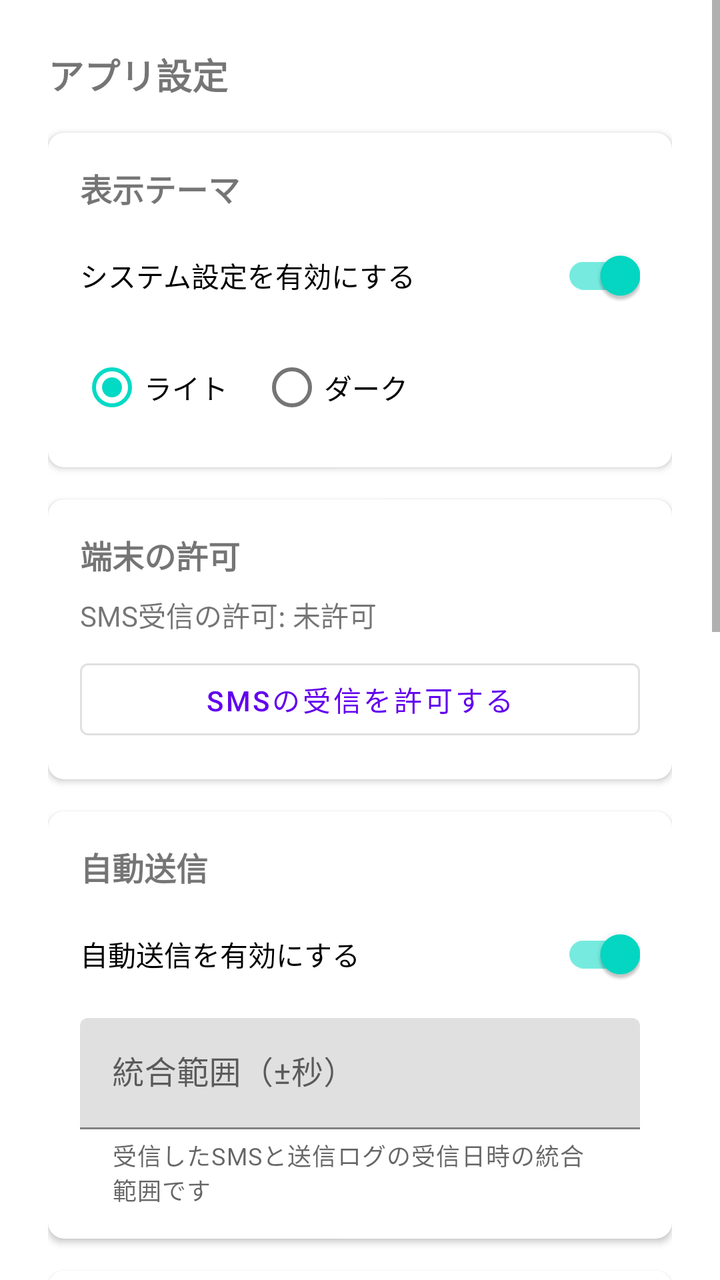
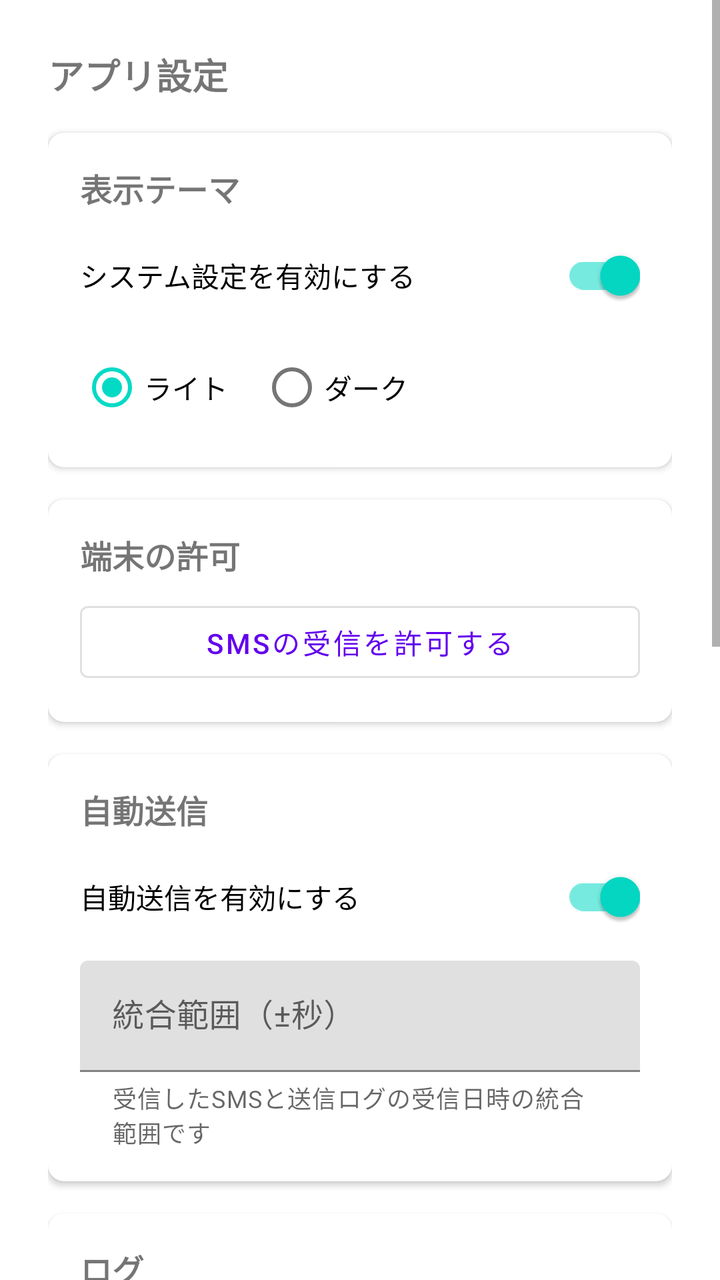

Two renders of the same Android screen: before a commit and after it. Below are the layout's source before the change and the commit's diff.
<!-- AndroidManifest.xml: application theme Theme.SmsToKintone -->
<!-- res/layout/activity_app_settings.xml -->
<?xml version="1.0" encoding="utf-8"?>
<ScrollView xmlns:android="http://schemas.android.com/apk/res/android"
    xmlns:app="http://schemas.android.com/apk/res-auto"
    android:layout_width="match_parent"
    android:layout_height="match_parent">

    <LinearLayout
        android:layout_width="match_parent"
        android:layout_height="wrap_content"
        android:orientation="vertical"
        android:padding="24dp">

        <TextView
            android:layout_width="wrap_content"
            android:layout_height="wrap_content"
            android:text="@string/app_settings_title"
            android:textSize="18sp"
            android:textStyle="bold" />

        <com.google.android.material.card.MaterialCardView
            android:layout_width="match_parent"
            android:layout_height="wrap_content"
            android:layout_marginTop="16dp"
            app:cardElevation="2dp"
            app:cardCornerRadius="8dp">

            <LinearLayout
                android:layout_width="match_parent"
                android:layout_height="wrap_content"
                android:orientation="vertical"
                android:padding="16dp">

                <TextView
                    android:layout_width="wrap_content"
                    android:layout_height="wrap_content"
                    android:layout_marginBottom="8dp"
                    android:text="@string/section_theme_mode"
                    android:textSize="16sp"
                    android:textStyle="bold" />

                <com.google.android.material.switchmaterial.SwitchMaterial
                    android:id="@+id/swThemeFollowSystem"
                    android:layout_width="match_parent"
                    android:layout_height="wrap_content"
                    android:layout_marginBottom="8dp"
                    android:checked="true"
                    android:text="@string/switch_theme_follow_system" />

                <RadioGroup
                    android:id="@+id/rgThemeLightDark"
                    android:layout_width="match_parent"
                    android:layout_height="wrap_content"
                    android:orientation="horizontal">

                    <RadioButton
                        android:id="@+id/rbThemeLight"
                        android:layout_width="wrap_content"
                        android:layout_height="wrap_content"
                        android:checked="true"
                        android:text="@string/rb_theme_light" />

                    <RadioButton
                        android:id="@+id/rbThemeDark"
                        android:layout_width="wrap_content"
                        android:layout_height="wrap_content"
                        android:layout_marginStart="16dp"
                        android:text="@string/rb_theme_dark" />
                </RadioGroup>
            </LinearLayout>
        </com.google.android.material.card.MaterialCardView>

        <com.google.android.material.card.MaterialCardView
            android:layout_width="match_parent"
            android:layout_height="wrap_content"
            android:layout_marginTop="16dp"
            app:cardElevation="2dp"
            app:cardCornerRadius="8dp">

            <LinearLayout
                android:layout_width="match_parent"
                android:layout_height="wrap_content"
                android:orientation="vertical"
                android:padding="16dp">

                <TextView
                    android:layout_width="wrap_content"
                    android:layout_height="wrap_content"
                    android:layout_marginBottom="8dp"
                    android:text="@string/section_permission"
                    android:textSize="16sp"
                    android:textStyle="bold" />

                <TextView
                    android:id="@+id/tvPermissionStatus"
                    android:layout_width="wrap_content"
                    android:layout_height="wrap_content"
                    android:layout_marginBottom="8dp"
                    android:text="@string/permission_status_denied" />

                <com.google.android.material.button.MaterialButton
                    android:id="@+id/btnRequestPermission"
                    style="@style/Widget.MaterialComponents.Button.OutlinedButton"
                    android:layout_width="match_parent"
                    android:layout_height="wrap_content"
                    android:text="@string/btn_request_permission" />
            </LinearLayout>
        </com.google.android.material.card.MaterialCardView>

        <com.google.android.material.card.MaterialCardView
            android:layout_width="match_parent"
            android:layout_height="wrap_content"
            android:layout_marginTop="16dp"
            app:cardElevation="2dp"
            app:cardCornerRadius="8dp">

            <LinearLayout
                android:layout_width="match_parent"
                android:layout_height="wrap_content"
                android:orientation="vertical"
                android:padding="16dp">

                <TextView
                    android:layout_width="wrap_content"
                    android:layout_height="wrap_content"
                    android:layout_marginBottom="8dp"
                    android:text="@string/section_forwarding"
                    android:textSize="16sp"
                    android:textStyle="bold" />

                <com.google.android.material.switchmaterial.SwitchMaterial
                    android:id="@+id/swForwardingEnabled"
                    android:layout_width="match_parent"
                    android:layout_height="wrap_content"
                    android:layout_marginBottom="8dp"
                    android:checked="true"
                    android:text="@string/switch_forwarding_enabled" />

                <com.google.android.material.textfield.TextInputLayout
                    android:id="@+id/tilSmsMatchToleranceSeconds"
                    android:layout_width="match_parent"
                    android:layout_height="wrap_content"
                    android:hint="@string/hint_sms_match_tolerance_seconds"
                    app:helperText="@string/helper_sms_match_tolerance_seconds"
                    app:helperTextEnabled="true">

                    <com.google.android.material.textfield.TextInputEditText
                        android:id="@+id/etSmsMatchToleranceSeconds"
                        android:layout_width="match_parent"
                        android:layout_height="wrap_content"
                        android:inputType="number" />
                </com.google.android.material.textfield.TextInputLayout>
            </LinearLayout>
        </com.google.android.material.card.MaterialCardView>

        <com.google.android.material.card.MaterialCardView
            android:layout_width="match_parent"
            android:layout_height="wrap_content"
            android:layout_marginTop="16dp"
            app:cardElevation="2dp"
            app:cardCornerRadius="8dp">

            <LinearLayout
                android:layout_width="match_parent"
                android:layout_height="wrap_content"
                android:orientation="vertical"
                android:padding="16dp">

                <TextView
                    android:layout_width="wrap_content"
                    android:layout_height="wrap_content"
                    android:layout_marginBottom="8dp"
                    android:text="@string/section_log"
                    android:textSize="16sp"
                    android:textStyle="bold" />

                <com.google.android.material.switchmaterial.SwitchMaterial
                    android:id="@+id/swAutoRefreshEnabled"
                    android:layout_width="match_parent"
                    android:layout_height="wrap_content"
                    android:layout_marginBottom="8dp"
                    android:checked="true"
                    android:text="@string/switch_auto_refresh_enabled" />

                <com.google.android.material.textfield.TextInputLayout
                    android:id="@+id/tilAutoRefreshInterval"
                    android:layout_width="match_parent"
                    android:layout_height="wrap_content"
                    android:hint="@string/hint_auto_refresh_interval">

                    <com.google.android.material.textfield.TextInputEditText
                        android:id="@+id/etAutoRefreshInterval"
                        android:layout_width="match_parent"
                        android:layout_height="wrap_content"
                        android:inputType="number" />
                </com.google.android.material.textfield.TextInputLayout>
            </LinearLayout>
        </com.google.android.material.card.MaterialCardView>

        <com.google.android.material.card.MaterialCardView
            android:layout_width="match_parent"
            android:layout_height="wrap_content"
            android:layout_marginTop="16dp"
            app:cardElevation="2dp"
            app:cardCornerRadius="8dp">

            <LinearLayout
                android:layout_width="match_parent"
                android:layout_height="wrap_content"
                android:orientation="vertical"
                android:padding="16dp">

                <TextView
                    android:layout_width="wrap_content"
                    android:layout_height="wrap_content"
                    android:layout_marginBottom="8dp"
                    android:text="@string/section_sms_search"
                    android:textSize="16sp"
                    android:textStyle="bold" />

                <TextView
                    android:layout_width="wrap_content"
                    android:layout_height="wrap_content"
                    android:layout_marginBottom="8dp"
                    android:text="@string/section_search_range"
                    android:textSize="14sp" />

                <com.google.android.material.textfield.TextInputLayout
                    android:layout_width="match_parent"
                    android:layout_height="wrap_content"
                    android:hint="@string/hint_sms_search_date_range_days">

                    <com.google.android.material.textfield.TextInputEditText
                        android:id="@+id/etSmsSearchDateRangeDays"
                        android:layout_width="match_parent"
                        android:layout_height="wrap_content"
                        android:inputType="number" />
                </com.google.android.material.textfield.TextInputLayout>

                <TextView
                    android:layout_width="wrap_content"
                    android:layout_height="wrap_content"
                    android:layout_marginTop="16dp"
                    android:layout_marginBottom="8dp"
                    android:text="@string/label_default_profile_filter" />

                <Spinner
                    android:id="@+id/spDefaultProfileFilter"
                    android:layout_width="match_parent"
                    android:layout_height="wrap_content" />

                <TextView
                    android:layout_width="wrap_content"
                    android:layout_height="wrap_content"
                    android:layout_marginTop="16dp"
                    android:layout_marginBottom="8dp"
                    android:text="@string/section_reply"
                    android:textSize="14sp" />

                <LinearLayout
                    android:layout_width="match_parent"
                    android:layout_height="wrap_content"
                    android:layout_marginStart="16dp"
                    android:orientation="vertical">

                    <TextView
                        android:layout_width="wrap_content"
                        android:layout_height="wrap_content"
                        android:layout_marginBottom="8dp"
                        android:text="@string/section_sms_standard_reply_body"
                        android:textSize="14sp" />

                    <com.google.android.material.textfield.TextInputLayout
                        android:layout_width="match_parent"
                        android:layout_height="wrap_content"
                        android:hint="@string/hint_sms_standard_reply_body">

                        <com.google.android.material.textfield.TextInputEditText
                            android:id="@+id/etDefaultReplyBody"
                            android:layout_width="match_parent"
                            android:layout_height="wrap_content"
                            android:inputType="textMultiLine" />
                    </com.google.android.material.textfield.TextInputLayout>

                    <TextView
                        android:layout_width="wrap_content"
                        android:layout_height="wrap_content"
                        android:layout_marginTop="16dp"
                        android:layout_marginBottom="8dp"
                        android:text="@string/section_sms_split_failed_reply_body"
                        android:textSize="14sp" />

                    <com.google.android.material.textfield.TextInputLayout
                        android:layout_width="match_parent"
                        android:layout_height="wrap_content"
                        android:hint="@string/hint_sms_split_failed_reply_body">

                        <com.google.android.material.textfield.TextInputEditText
                            android:id="@+id/etSplitFailedReplyAddition"
                            android:layout_width="match_parent"
                            android:layout_height="wrap_content"
                            android:inputType="textMultiLine" />
                    </com.google.android.material.textfield.TextInputLayout>
                </LinearLayout>
            </LinearLayout>
        </com.google.android.material.card.MaterialCardView>

    </LinearLayout>
</ScrollView>
<!-- resources referenced by this layout -->
<resources>
  <string name="app_settings_title">アプリ設定</string>
  <string name="btn_request_permission">SMSの受信を許可する</string>
  <string name="helper_sms_match_tolerance_seconds">受信したSMSと送信ログの受信日時の統合範囲です</string>
  <string name="hint_auto_refresh_interval">更新間隔（秒）</string>
  <string name="hint_sms_match_tolerance_seconds">統合範囲（±秒）</string>
  <string name="hint_sms_search_date_range_days">開始日〜終了日の範囲（日）</string>
  <string name="hint_sms_split_failed_reply_body">文言</string>
  <string name="hint_sms_standard_reply_body">文言</string>
  <string name="label_default_profile_filter">送信先</string>
  <string name="permission_status_denied">SMS受信の許可: 未許可</string>
  <string name="rb_theme_dark">ダーク</string>
  <string name="rb_theme_light">ライト</string>
  <string name="section_forwarding">自動送信</string>
  <string name="section_log">ログ</string>
  <string name="section_permission">端末の許可</string>
  <string name="section_reply">返信時に自動入力する文言</string>
  <string name="section_search_range">検索条件</string>
  <string name="section_sms_search">SMS検索</string>
  <string name="section_sms_split_failed_reply_body">形式が不正な場合</string>
  <string name="section_sms_standard_reply_body">通常</string>
  <string name="section_theme_mode">表示テーマ</string>
  <string name="switch_auto_refresh_enabled">自動更新を有効にする</string>
  <string name="switch_forwarding_enabled">自動送信を有効にする</string>
  <string name="switch_theme_follow_system">システム設定を有効にする</string>
  <style name="Theme.SmsToKintone" parent="Theme.MaterialComponents.DayNight.NoActionBar">
          <item name="colorPrimary">@color/purple_500</item>
          <item name="colorPrimaryVariant">@color/purple_700</item>
          <item name="colorOnPrimary">@color/white</item>
          <item name="colorSecondary">@color/teal_200</item>
          <item name="colorSecondaryVariant">@color/teal_700</item>
          <item name="colorOnSecondary">@color/black</item>
      </style>
  <color name="purple_500">#6200EE</color>
  <color name="purple_700">#3700B3</color>
  <color name="white">#FFFFFFFF</color>
  <color name="teal_200">#03DAC5</color>
  <color name="teal_700">#018786</color>
  <color name="black">#FF000000</color>
</resources>

<!-- the commit's change to res/layout/activity_app_settings.xml (unified diff, before → after) -->
@@ -95,7 +95,8 @@
                     android:layout_width="wrap_content"
                     android:layout_height="wrap_content"
                     android:layout_marginBottom="8dp"
-                    android:text="@string/permission_status_denied" />
+                    android:text="@string/permission_status_granted"
+                    android:visibility="gone" />
 
                 <com.google.android.material.button.MaterialButton
                     android:id="@+id/btnRequestPermission"
<!-- resource entries referenced after the edit -->
@@ -9,7 +9,7 @@
   <string name="hint_sms_split_failed_reply_body">文言</string>
   <string name="hint_sms_standard_reply_body">文言</string>
   <string name="label_default_profile_filter">送信先</string>
-  <string name="permission_status_denied">SMS受信の許可: 未許可</string>
+  <string name="permission_status_granted">SMS受信: 許可済み</string>
   <string name="rb_theme_dark">ダーク</string>
   <string name="rb_theme_light">ライト</string>
   <string name="section_forwarding">自動送信</string>
